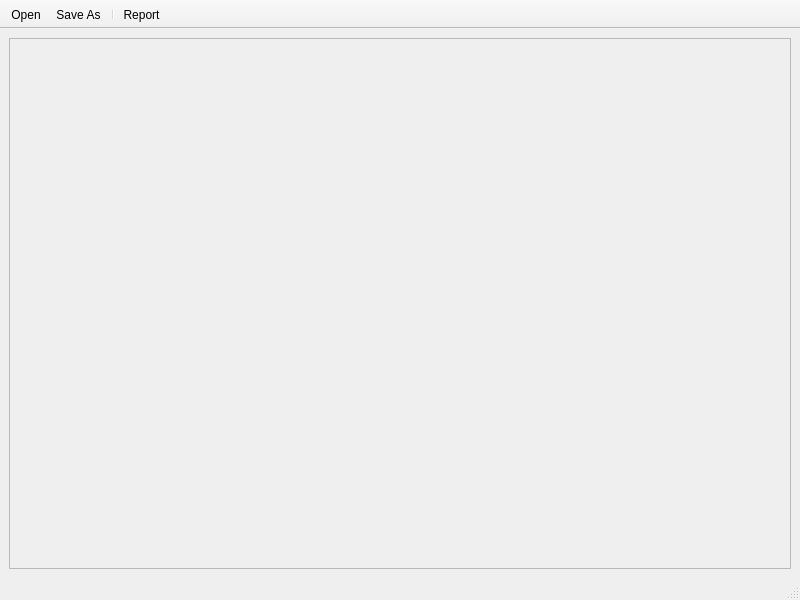
First picture: the form in gui/mainwindow.ui, repository schoebey/taskplanner, before the edit.
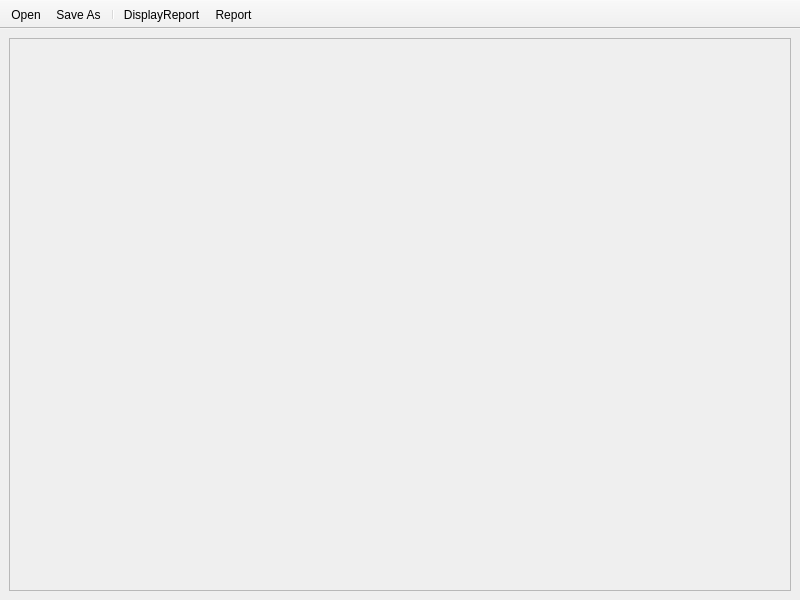
Second picture: the form after the edit. Icons and pictures are not drawn.

Commit message: report display

Patch:
```diff
--- a/gui/mainwindow.ui
+++ b/gui/mainwindow.ui
@@ -38,7 +38,6 @@
     </rect>
    </property>
   </widget>
-  <widget class="QStatusBar" name="statusbar"/>
   <widget class="QToolBar" name="toolBar">
    <property name="windowTitle">
     <string>toolBar</string>
@@ -61,6 +60,7 @@
    <addaction name="actionOpen"/>
    <addaction name="actionSaveAs"/>
    <addaction name="separator"/>
+   <addaction name="actionDisplayReport"/>
    <addaction name="actionReport"/>
   </widget>
   <action name="actionOpen">
@@ -90,6 +90,15 @@
     <string>Report...</string>
    </property>
   </action>
+  <action name="actionDisplayReport">
+   <property name="icon">
+    <iconset resource="resources/resource.qrc">
+     <normaloff>:/icons/hourglass_go.png</normaloff>:/icons/hourglass_go.png</iconset>
+   </property>
+   <property name="text">
+    <string>DisplayReport</string>
+   </property>
+  </action>
  </widget>
  <resources>
   <include location="resources/resource.qrc"/>
```
The commit also changes 6 other files.
